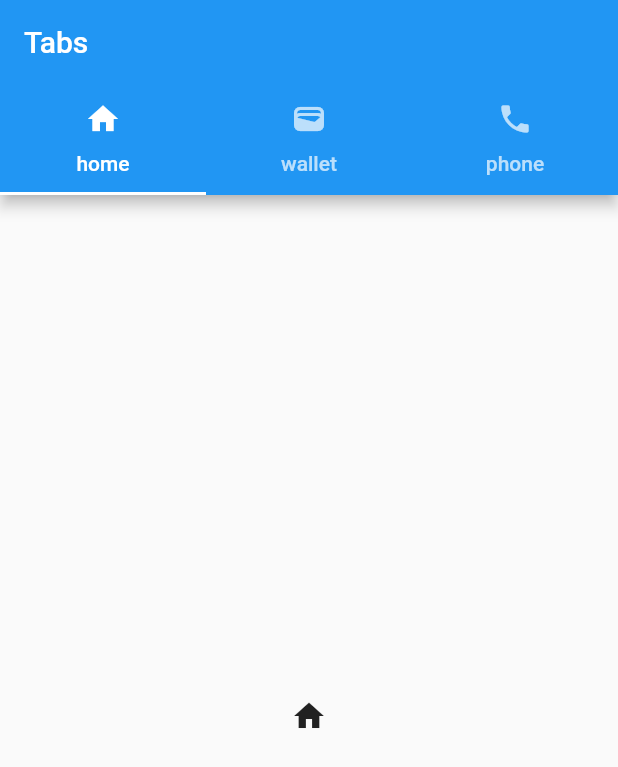
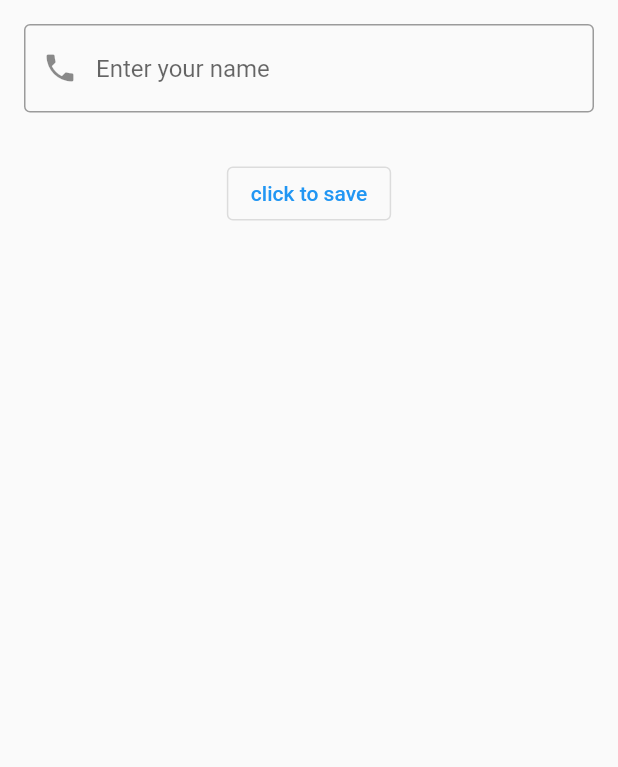
Before and after one commit to VamsiDigamarthi/vamsi_tab_bar, a Flutter app: the screen it shows after launch, on a phone screen of 412 x 824 dp. Shown: the top 767 px of the screen. Run offline on Flutter 3.47's test engine with Material 2 defaults, Android fonts, the phone set to English and light mode, and no system bars.

```diff
--- a/lib/main.dart
+++ b/lib/main.dart
@@ -1,5 +1,9 @@
-import 'package:bottomnavigationbar/bottom_nav.dart';
-import 'package:bottomnavigationbar/tab_bar.dart';
+// import 'package:bottomnavigationbar/radio_button.dart';
+// import 'package:bottomnavigationbar/selecet_value.dart';
+// import 'package:bottomnavigationbar/bottom_nav.dart';
+import 'package:bottomnavigationbar/shared_preference.dart';
+// import 'package:bottomnavigationbar/switch_widget.dart';
+
 import 'package:flutter/material.dart';
 
 void main() {
@@ -13,7 +17,7 @@ class MyApp extends StatelessWidget {
   Widget build(BuildContext context) {
     return MaterialApp(
       title: "Bottom navaigation bar",
-      home: new TabBars(),
+      home: new MySharedPreference(),
     );
   }
 }
--- /dev/null
+++ b/lib/shared_preference.dart
@@ -0,0 +1,42 @@
+import 'package:flutter/material.dart';
+
+class MySharedPreference extends StatelessWidget {
+  //const MySharedPreference({ Key? key }) : super(key: key);
+  TextEditingController _textControll = new TextEditingController();
+  @override
+  Widget build(BuildContext context) {
+    return Scaffold(
+      body: Column(
+        children: [
+          Container(
+            margin: EdgeInsets.all(16),
+            child: Column(
+              mainAxisAlignment: MainAxisAlignment.center,
+              crossAxisAlignment: CrossAxisAlignment.center,
+              children: [
+                TextField(
+                  controller: _textControll,
+                  keyboardType: TextInputType.emailAddress,
+                  decoration: InputDecoration(
+                      hintText: "Enter your name",
+                      border: OutlineInputBorder(),
+                      prefixIcon: Icon(Icons.phone)),
+                ),
+                SizedBox(height: 30),
+                OutlinedButton(
+                    onPressed: () {
+                      print(_textControll);
+                    },
+                    child: Text("click to save"))
+              ],
+            ),
+          )
+        ],
+      ),
+    );
+  }
+
+  // void saveSpDate() async {
+  //   SharedPreferences sharedPreference = await SharedPreferences.getInstance();
+  // }
+}
--- a/pubspec.yaml
+++ b/pubspec.yaml
@@ -19,6 +19,7 @@ environment:
 dependencies:
   flutter:
     sdk: flutter
+    shared_preferences: ^2.2.0
 
 dev_dependencies:
   flutter_test:
```
Also changed, not shown: lib/drawe.dart (added, +45 -0 lines), lib/radio_button.dart (added, +63 -0 lines), lib/selecet_value.dart (added, +41 -0 lines), lib/switch_widget.dart (added, +41 -0 lines).
